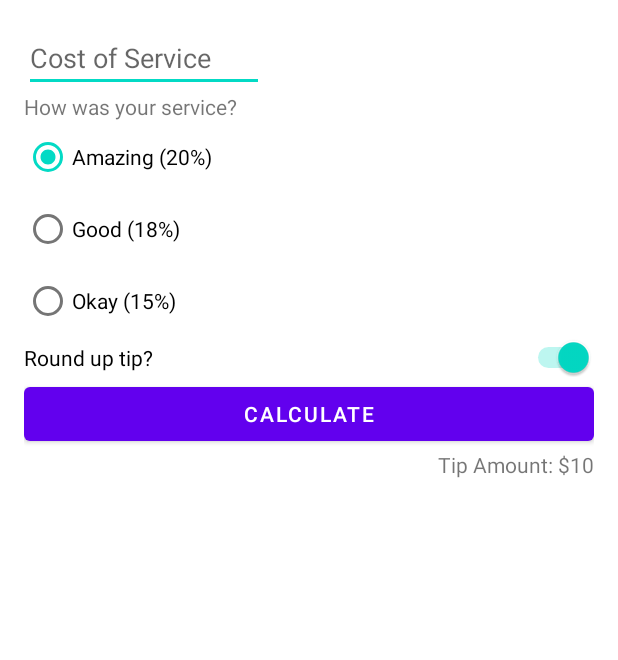
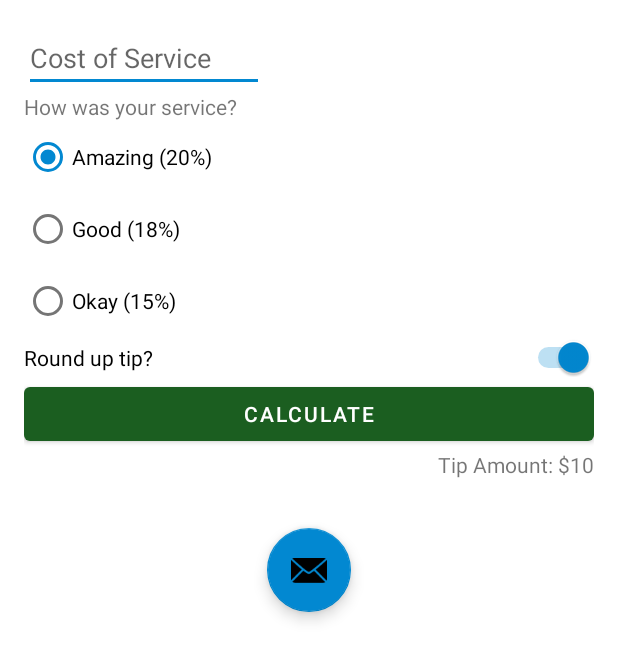
Before and after one commit to rafael-cagliari/tip-calculator, an Android app: the layout activity_main.xml on its own in the app's theme, with its tools: preview values and no code run, on a phone screen of 412 x 824 dp. Shown: the top 660 px of the screen. Run offline under Robolectric (Android 15) with nearby library versions, the phone set to English and light mode, and no system bars.

Commit message:
updated themes

```diff
--- a/app/build.gradle
+++ b/app/build.gradle
@@ -39,8 +39,8 @@ dependencies {
 
     implementation "org.jetbrains.kotlin:kotlin-stdlib:$kotlin_version"
     implementation 'androidx.core:core-ktx:1.3.2'
-    implementation 'androidx.appcompat:appcompat:1.2.0'
-    implementation 'com.google.android.material:material:1.2.1'
+    implementation 'com.google.android.material:material:1.2.0'
+
     implementation 'androidx.constraintlayout:constraintlayout:2.0.4'
     testImplementation 'junit:junit:4.+'
     androidTestImplementation 'androidx.test.ext:junit:1.1.2'
--- a/app/src/main/res/layout/activity_main.xml
+++ b/app/src/main/res/layout/activity_main.xml
@@ -81,5 +81,15 @@
         app:layout_constraintEnd_toEndOf="parent"
         app:layout_constraintTop_toBottomOf="@id/calculate_button" />
 
+    <com.google.android.material.floatingactionbutton.FloatingActionButton
+        android:layout_width="wrap_content"
+        android:layout_height="wrap_content"
+        android:layout_gravity="center_horizontal"
+        android:layout_marginTop="52dp"
+        android:contentDescription="@string/email_icon"
+        app:layout_constraintEnd_toEndOf="parent"
+        app:layout_constraintStart_toStartOf="parent"
+        app:layout_constraintTop_toBottomOf="@+id/calculate_button"
+        app:srcCompat="@android:drawable/ic_dialog_email" />
 
 </androidx.constraintlayout.widget.ConstraintLayout>
--- a/app/src/main/res/values-night/themes.xml
+++ b/app/src/main/res/values-night/themes.xml
@@ -1,13 +1,13 @@
 <resources xmlns:tools="http://schemas.android.com/tools">
-    <!-- Base application theme. -->
+    <!-- Application theme for dark theme. -->
     <style name="Theme.TipTime" parent="Theme.MaterialComponents.DayNight.DarkActionBar">
         <!-- Primary brand color. -->
-        <item name="colorPrimary">@color/purple_200</item>
-        <item name="colorPrimaryVariant">@color/purple_700</item>
+        <item name="colorPrimary">@color/green_light</item>
+        <item name="colorPrimaryVariant">@color/green</item>
         <item name="colorOnPrimary">@color/black</item>
         <!-- Secondary brand color. -->
-        <item name="colorSecondary">@color/teal_200</item>
-        <item name="colorSecondaryVariant">@color/teal_200</item>
+        <item name="colorSecondary">@color/blue_light</item>
+        <item name="colorSecondaryVariant">@color/blue_light</item>
         <item name="colorOnSecondary">@color/black</item>
         <!-- Status bar color. -->
         <item name="android:statusBarColor" tools:targetApi="l">?attr/colorPrimaryVariant</item>
--- a/app/src/main/res/values/colors.xml
+++ b/app/src/main/res/values/colors.xml
@@ -7,4 +7,11 @@
         <color name="teal_700">#FF018786</color>
         <color name="black">#FF000000</color>
         <color name="white">#FFFFFFFF</color>
+
+        <color name="green">#1B5E20</color>
+        <color name="green_dark">#003300</color>
+        <color name="green_light">#A5D6A7</color>
+        <color name="blue">#0288D1</color>
+        <color name="blue_dark">#005B9F</color>
+        <color name="blue_light">#81D4FA</color>
 </resources>
--- a/app/src/main/res/values/strings.xml
+++ b/app/src/main/res/values/strings.xml
@@ -10,4 +10,5 @@
     <string name="round_up_tip">Round up tip?</string>
     <string name="okay_15">Okay (15%)</string>
     <string name="good_18">Good (18%)</string>
+    <string name="email_icon">email_icon</string>
 </resources>
--- a/app/src/main/res/values/themes.xml
+++ b/app/src/main/res/values/themes.xml
@@ -2,13 +2,13 @@
     <!-- Base application theme. -->
     <style name="Theme.TipTime" parent="Theme.MaterialComponents.DayNight.DarkActionBar">
         <!-- Primary brand color. -->
-        <item name="colorPrimary">@color/purple_500</item>
-        <item name="colorPrimaryVariant">@color/purple_700</item>
+        <item name="colorPrimary">@color/green</item>
+        <item name="colorPrimaryVariant">@color/green_dark</item>
         <item name="colorOnPrimary">@color/white</item>
         <!-- Secondary brand color. -->
-        <item name="colorSecondary">@color/teal_200</item>
-        <item name="colorSecondaryVariant">@color/teal_700</item>
-        <item name="colorOnSecondary">@color/black</item>
+        <item name="colorSecondary">@color/blue</item>
+        <item name="colorSecondaryVariant">@color/blue_dark</item>
+        <item name="colorOnSecondary">#000000</item>
         <!-- Status bar color. -->
         <item name="android:statusBarColor" tools:targetApi="l">?attr/colorPrimaryVariant</item>
         <!-- Customize your theme here. -->
```
Lines whose indentation alone changed are shown as unchanged.
